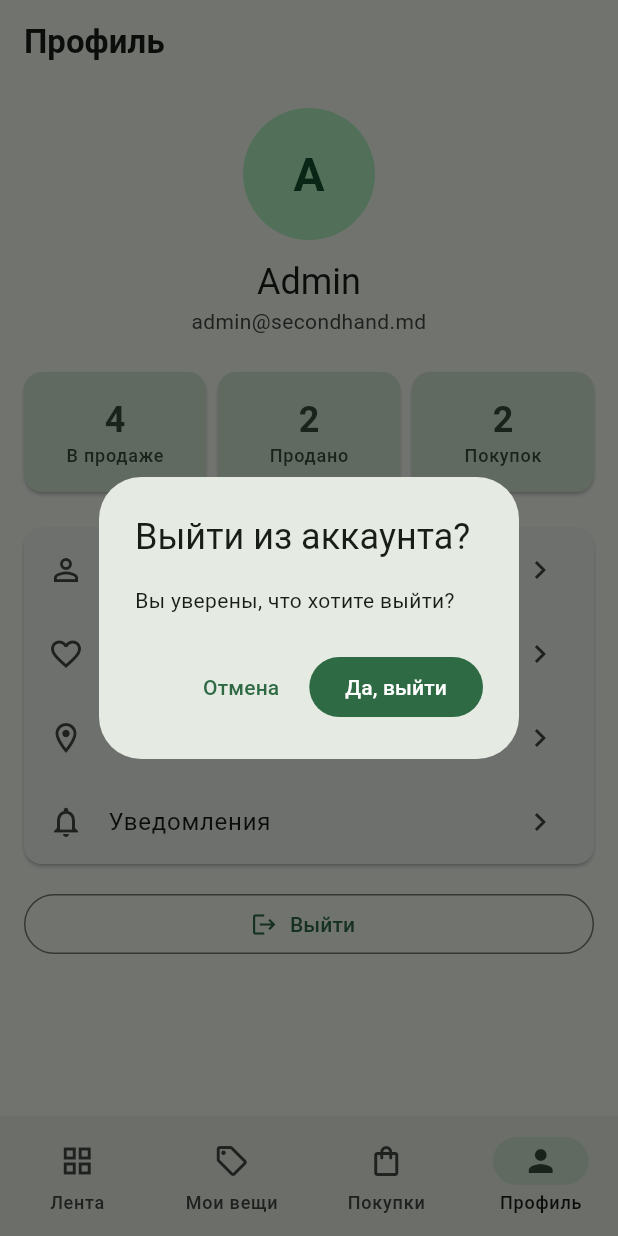
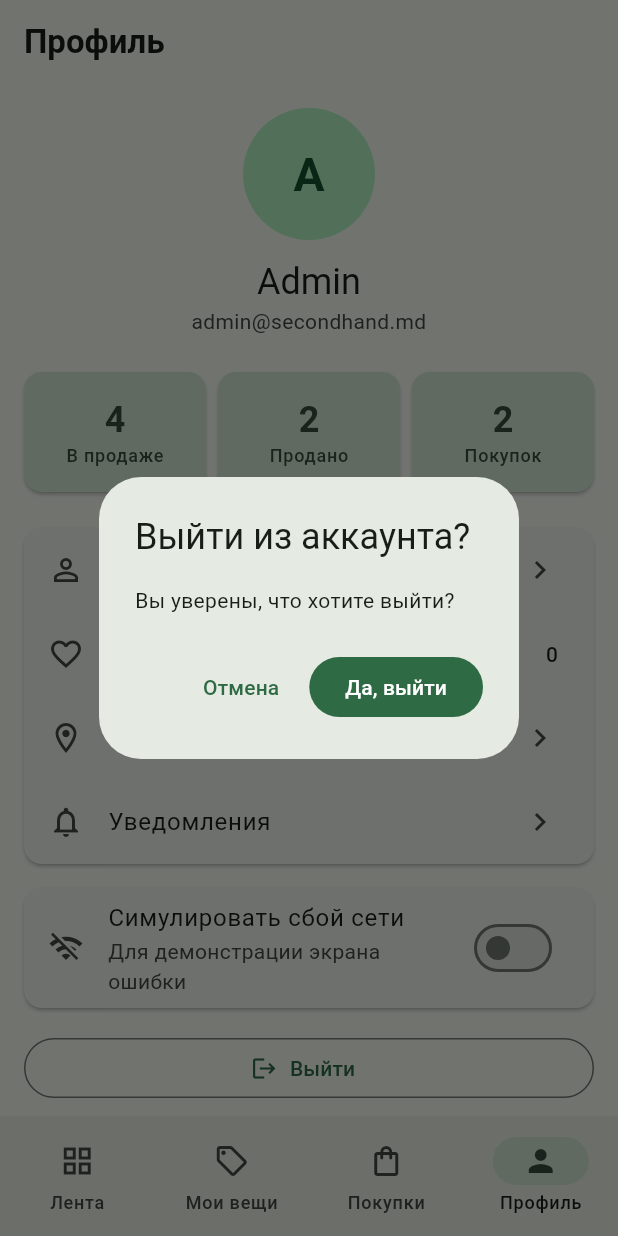
Before and after one commit to TimaDyakonu/PAMLab, a Flutter app: the ProfileScreen screen opened by its route, after a tap on "Выйти", on a phone screen of 412 x 824 dp. Run offline on Flutter 3.47's test engine with Material 3 defaults, Android fonts, the phone set to English and light mode, and no system bars; our stand-ins replace go_router.

Commit message:
L4: профиль считает статистику из моделей, переключатель «Симулировать сбой сети»

```diff
--- a/lib/screens/profile_screen.dart
+++ b/lib/screens/profile_screen.dart
@@ -1,14 +1,32 @@
 import 'package:flutter/material.dart';
 import 'package:go_router/go_router.dart';
+import 'package:provider/provider.dart';
 import '../data/item.dart';
-import '../data/mock_data.dart';
-import '../data/reservation.dart';
+import '../data/mock_network.dart';
+import '../data/user.dart';
+import '../models/favorites_model.dart';
+import '../models/items_model.dart';
+import '../models/reservations_model.dart';
 import '../widgets/user_avatar.dart';
 
-class ProfileScreen extends StatelessWidget {
+class ProfileScreen extends StatefulWidget {
   const ProfileScreen({super.key});
 
-  Future<void> _logout(BuildContext context) async {
+  @override
+  State<ProfileScreen> createState() => _ProfileScreenState();
+}
+
+class _ProfileScreenState extends State<ProfileScreen> {
+  // Эфемерное состояние: положение переключателя видит только этот экран.
+  bool _simulateError = false;
+
+  @override
+  void initState() {
+    super.initState();
+    _simulateError = context.read<MockNetwork>().simulateError;
+  }
+
+  Future<void> _logout() async {
     final ok = await showDialog<bool>(
       context: context,
       builder: (dialogCtx) => AlertDialog(
@@ -26,7 +44,7 @@ class ProfileScreen extends StatelessWidget {
         ],
       ),
     );
-    if (ok == true && context.mounted) {
+    if (ok == true && mounted) {
       context.go('/login');
     }
   }
@@ -36,61 +54,84 @@ class ProfileScreen extends StatelessWidget {
     final scheme = Theme.of(context).colorScheme;
     final text = Theme.of(context).textTheme;
 
-    final onSale =
-        myItems.where((i) => i.status != ItemStatus.sold).length;
-    final sold = myItems.where((i) => i.status == ItemStatus.sold).length;
-    final purchases = mockReservations
-        .where((r) => r.status == ReservationStatus.completed)
-        .length;
+    final user = context.watch<User>();
+    final items = context.watch<ItemsModel>();
+    final reservations = context.watch<ReservationsModel>();
+    final favorites = context.watch<FavoritesModel>();
+
+    // статистика считается из моделей; пока данных нет — прочерк, не нули
+    final loaded = !items.isLoading &&
+        items.error == null &&
+        !reservations.isLoading &&
+        reservations.error == null;
+    final mine = items.ownedBy(user);
+    String stat(int Function() value) => loaded ? '${value()}' : '—';
 
     return Scaffold(
       appBar: AppBar(title: const Text('Профиль')),
       body: ListView(
         padding: const EdgeInsets.all(16),
         children: [
-          Center(child: UserAvatar(user: mockCurrentUser, radius: 44)),
+          Center(child: UserAvatar(user: user, radius: 44)),
           const SizedBox(height: 12),
           Text(
-            mockCurrentUser.name,
+            user.name,
             textAlign: TextAlign.center,
             style: text.headlineSmall,
           ),
           Text(
-            mockCurrentUser.email,
+            user.email,
             textAlign: TextAlign.center,
             style: text.bodyMedium?.copyWith(color: scheme.onSurfaceVariant),
           ),
           const SizedBox(height: 24),
           Row(
             children: [
-              Expanded(child: _StatCard(value: onSale, label: 'В продаже')),
+              Expanded(
+                child: _StatCard(
+                  value: stat(() =>
+                      mine.where((i) => i.status != ItemStatus.sold).length),
+                  label: 'В продаже',
+                ),
+              ),
               const SizedBox(width: 8),
-              Expanded(child: _StatCard(value: sold, label: 'Продано')),
+              Expanded(
+                child: _StatCard(
+                  value: stat(() =>
+                      mine.where((i) => i.status == ItemStatus.sold).length),
+                  label: 'Продано',
+                ),
+              ),
               const SizedBox(width: 8),
-              Expanded(child: _StatCard(value: purchases, label: 'Покупок')),
+              Expanded(
+                child: _StatCard(
+                  value: stat(() => reservations.completedCount),
+                  label: 'Покупок',
+                ),
+              ),
             ],
           ),
           const SizedBox(height: 24),
-          const Card(
+          Card(
             margin: EdgeInsets.zero,
             child: Column(
               children: [
-                ListTile(
+                const ListTile(
                   leading: Icon(Icons.person_outline),
                   title: Text('Личные данные'),
                   trailing: Icon(Icons.chevron_right),
                 ),
                 ListTile(
-                  leading: Icon(Icons.favorite_border),
-                  title: Text('Избранное'),
-                  trailing: Icon(Icons.chevron_right),
+                  leading: const Icon(Icons.favorite_border),
+                  title: const Text('Избранное'),
+                  trailing: Text('${favorites.count}', style: text.titleSmall),
                 ),
-                ListTile(
+                const ListTile(
                   leading: Icon(Icons.location_on_outlined),
                   title: Text('Город: Кишинёв'),
                   trailing: Icon(Icons.chevron_right),
                 ),
-                ListTile(
+                const ListTile(
                   leading: Icon(Icons.notifications_none),
                   title: Text('Уведомления'),
                   trailing: Icon(Icons.chevron_right),
@@ -99,8 +140,24 @@ class ProfileScreen extends StatelessWidget {
             ),
           ),
           const SizedBox(height: 16),
+          // Единственное место UI, которому позволено знать о mock-е:
+          // леса демонстрации, умирают на L5 вместе с mock-ом.
+          Card(
+            margin: EdgeInsets.zero,
+            child: SwitchListTile(
+              secondary: const Icon(Icons.wifi_off),
+              title: const Text('Симулировать сбой сети'),
+              subtitle: const Text('Для демонстрации экрана ошибки'),
+              value: _simulateError,
+              onChanged: (value) {
+                setState(() => _simulateError = value);
+                context.read<MockNetwork>().simulateError = value;
+              },
+            ),
+          ),
+          const SizedBox(height: 16),
           OutlinedButton.icon(
-            onPressed: () => _logout(context),
+            onPressed: _logout,
             icon: const Icon(Icons.logout),
             label: const Text('Выйти'),
           ),
@@ -111,7 +168,7 @@ class ProfileScreen extends StatelessWidget {
 }
 
 class _StatCard extends StatelessWidget {
-  final int value;
+  final String value;
   final String label;
 
   const _StatCard({required this.value, required this.label});
@@ -129,7 +186,7 @@ class _StatCard extends StatelessWidget {
         child: Column(
           children: [
             Text(
-              '$value',
+              value,
               style: text.headlineSmall?.copyWith(
                 color: scheme.onSecondaryContainer,
                 fontWeight: FontWeight.w700,
```
